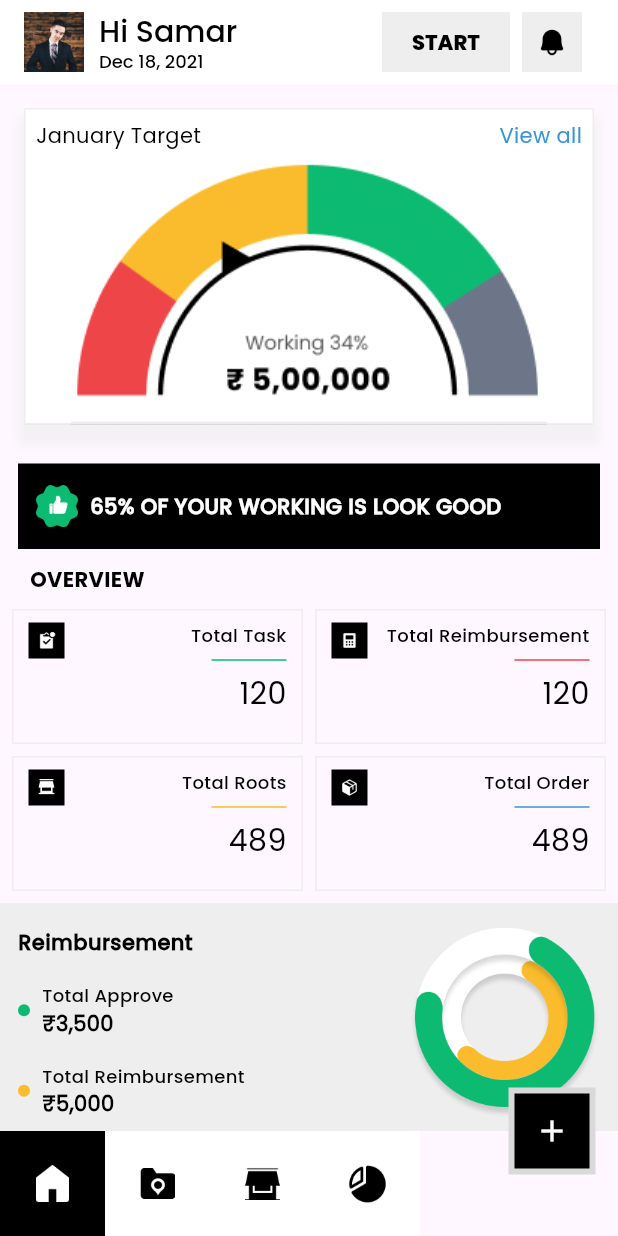
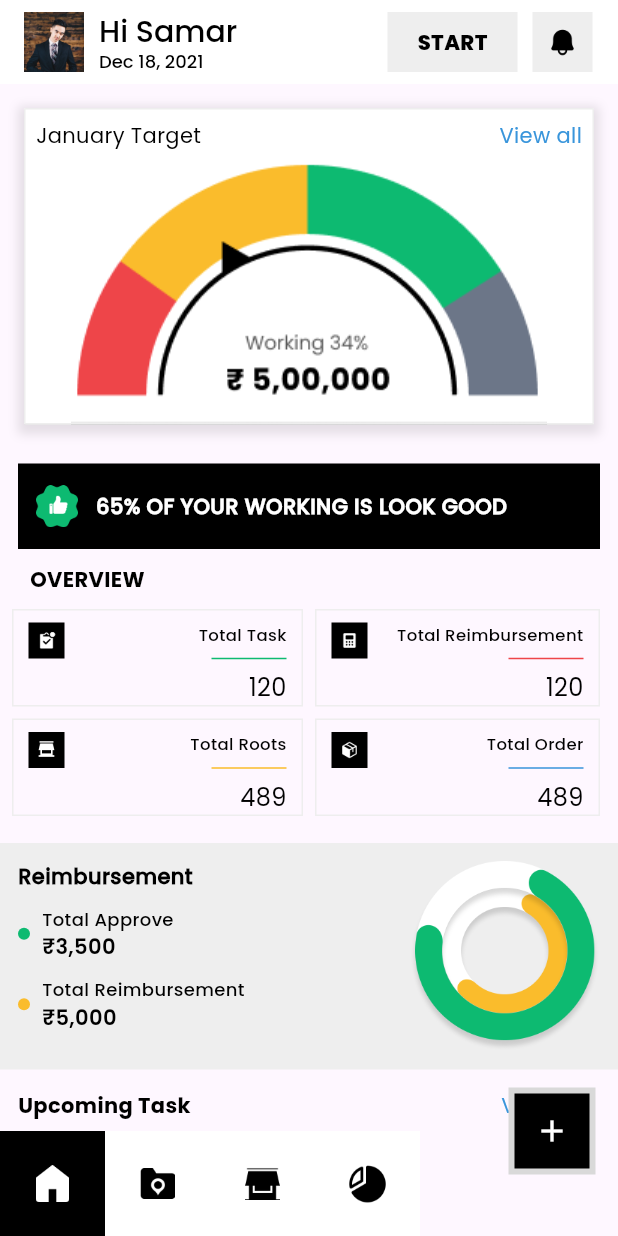
Before and after one commit to stellarboymihir/colorsoul, a Flutter app: the Dashboard screen opened by its route, on a phone screen of 412 x 824 dp. Run offline on Flutter 3.47's test engine with Material 3 defaults, Android fonts, the phone set to English and light mode, and no system bars; drawn by our look-alikes of flutter_speed_dial; our stand-ins replace dropdown_button2, image_picker, pin_input_text_field.

Commit message:
Till Monday

```diff
--- a/lib/dashboard/dashboard.dart
+++ b/lib/dashboard/dashboard.dart
@@ -20,7 +20,7 @@ class _DashboardState extends State<Dashboard> {
   int currIndex = 0;
 
   List<Widget> pages = [
-    Home(),
+    const Home(),
     const ServicePage(),
     const Distributor(),
     const Reimbursement(),
--- a/lib/dashboard/home/home.dart
+++ b/lib/dashboard/home/home.dart
@@ -42,7 +42,9 @@ class _HomeState extends State<Home> {
                 ),
               ],
             ),
-            const Spacer(),
+          ],
+        ),
+        actions: [
           InkWell(
             onTap: () {
               Navigator.pushNamed(context, attendanceRoute);
@@ -50,8 +52,7 @@ class _HomeState extends State<Home> {
             child: Container(
               height: 40,
               color: MyColor.grey,
-                padding:
-                    const EdgeInsets.symmetric(horizontal: 20, vertical: 10),
+              padding: const EdgeInsets.symmetric(horizontal: 20, vertical: 10),
               child: Center(
                 child: Text(
                   'START',
@@ -70,7 +71,7 @@ class _HomeState extends State<Home> {
             child: Container(
               height: 40,
               color: MyColor.grey,
-                margin: const EdgeInsets.all(8.0),
+              margin: const EdgeInsets.only(right: 17, left: 10),
               padding: const EdgeInsets.all(10),
               child: Image.asset(
                 'assets/icons/bell.png',
@@ -81,92 +82,23 @@ class _HomeState extends State<Home> {
           ),
         ],
       ),
-      ),
       body: SafeArea(
         child: SingleChildScrollView(
           child: Column(
             crossAxisAlignment: CrossAxisAlignment.start,
             children: [
-              // Top Bar
-              // Row(
-              //   children: [
-              //     Padding(
-              //       padding: const EdgeInsets.symmetric(
-              //           horizontal: 12.0, vertical: 10),
-              //       child: Image.asset(
-              //         'assets/images/samar.png',
-              //         width: 40,
-              //         height: 40,
-              //       ),
-              //     ),
-              //     const Column(
-              //       crossAxisAlignment: CrossAxisAlignment.start,
-              //       children: [
-              //         Text(
-              //           'Hi Samar',
-              //           textAlign: TextAlign.start,
-              //           style: MyStyle.tx20b,
-              //         ),
-              //         Text(
-              //           'Dec 18, 2021',
-              //           textAlign: TextAlign.start,
-              //           style: MyStyle.tx12b,
-              //         ),
-              //       ],
-              //     ),
-              //     const Spacer(),
-              //     InkWell(
-              //       onTap: () {
-              //         Navigator.pushNamed(context, attendanceRoute);
-              //       },
-              //       child: Container(
-              //         height: 40,
-              //         color: MyColor.grey,
-              //         padding: const EdgeInsets.symmetric(
-              //             horizontal: 20, vertical: 10),
-              //         child: Center(
-              //           child: Text(
-              //             'START',
-              //             style: MyStyle.tx14b.copyWith(
-              //               fontWeight: FontWeight.w700,
-              //               fontFamily: 'Poppins-ExtraBold',
-              //             ),
-              //           ),
-              //         ),
-              //       ),
-              //     ),
-              //     InkWell(
-              //       onTap: () {
-              //         Navigator.pushNamed(context, notificationRoute);
-              //       },
-              //       child: Container(
-              //         height: 40,
-              //         color: MyColor.grey,
-              //         margin: const EdgeInsets.all(8.0),
-              //         padding: const EdgeInsets.all(10),
-              //         child: Image.asset(
-              //           'assets/icons/bell.png',
-              //           height: 20,
-              //           width: 20,
-              //         ),
-              //       ),
-              //     ),
-              //   ],
-              // ),
-
               //  Middle layer
-              Padding(
-                padding: const EdgeInsets.all(12.0),
-                child: Container(
+              Container(
+                margin: const EdgeInsets.all(12.0),
                 decoration: BoxDecoration(
                   boxShadow: [
                     BoxShadow(
-                        color: MyColor.grey.withOpacity(
-                            0.7), // Change this to adjust the shadow color
+                      color: MyColor.black.withOpacity(
+                          0.1), // Change this to adjust the shadow color
                       blurRadius: 5, // Change this to adjust the blur
                       spreadRadius: 0.01, // Change this to adjust the spread
-                        offset:
-                            Offset(0.0, 10), // Change this to adjust the offset
+                      offset: const Offset(
+                          0, 3), // Change this to adjust the offset
                     ),
                   ],
                 ),
@@ -207,7 +139,6 @@ class _HomeState extends State<Home> {
                   ),
                 ),
               ),
-              ),
               const SizedBox(
                 height: 10,
               ),
@@ -216,7 +147,7 @@ class _HomeState extends State<Home> {
                 height: 57,
                 width: MediaQuery.of(context).size.width,
                 margin: const EdgeInsets.symmetric(horizontal: 12),
-                padding: const EdgeInsets.symmetric(horizontal: 12),
+                padding: const EdgeInsets.only(left: 12),
                 color: MyColor.black,
                 child: Row(
                   children: [
@@ -224,12 +155,13 @@ class _HomeState extends State<Home> {
                       'assets/icons/like.png',
                       height: 28,
                       width: 28,
+                      fit: BoxFit.fill,
                     ),
                     const SizedBox(
                       width: 8,
                     ),
                     Text(
-                      '65% OF YOUR WORKING IS LOOK GOOD',
+                      ' 65% OF YOUR WORKING IS LOOK GOOD',
                       style: MyStyle.tx14w.copyWith(
                         fontWeight: FontWeight.w700,
                         fontFamily: 'Poppins-Medium',
@@ -257,7 +189,7 @@ class _HomeState extends State<Home> {
                 children: [
                   Expanded(
                     child: Container(
-                      height: 90,
+                      // height: 90,
                       width: MediaQuery.of(context).size.width,
                       margin: const EdgeInsets.only(
                           left: 8, right: 4, top: 0, bottom: 8),
@@ -295,6 +227,7 @@ class _HomeState extends State<Home> {
                                 Text(
                                   'Total Task',
                                   style: MyStyle.tx12b.copyWith(
+                                    fontSize: 11,
                                     fontWeight: FontWeight.w400,
                                     fontFamily: 'Poppins-Medium',
                                   ),
@@ -309,6 +242,7 @@ class _HomeState extends State<Home> {
                                 Text(
                                   '120',
                                   style: MyStyle.tx20b.copyWith(
+                                    fontSize: 16,
                                     fontWeight: FontWeight.w400,
                                     fontFamily: 'Poppins-Regular',
                                   ),
@@ -322,10 +256,10 @@ class _HomeState extends State<Home> {
                   ),
                   Expanded(
                     child: Container(
-                      height: 90,
+                      // height: 90,
                       width: MediaQuery.of(context).size.width,
                       margin: const EdgeInsets.only(
-                          left: 4, right: 8, top: 0, bottom: 8),
+                          left: 4, right: 12, top: 0, bottom: 8),
                       padding: const EdgeInsets.only(
                           left: 10, right: 10, top: 8, bottom: 0),
                       decoration: BoxDecoration(
@@ -362,7 +296,7 @@ class _HomeState extends State<Home> {
                                   textAlign: TextAlign.end,
                                   style: MyStyle.tx12b.copyWith(
                                     fontWeight: FontWeight.w400,
-                                    fontSize: 12,
+                                    fontSize: 11,
                                     fontFamily: 'Poppins-Medium',
                                   ),
                                 ),
@@ -376,6 +310,7 @@ class _HomeState extends State<Home> {
                                 Text(
                                   '120',
                                   style: MyStyle.tx20b.copyWith(
+                                    fontSize: 16,
                                     fontWeight: FontWeight.w400,
                                     fontFamily: 'Poppins-Regular',
                                   ),
@@ -395,7 +330,7 @@ class _HomeState extends State<Home> {
                 children: [
                   Expanded(
                     child: Container(
-                      height: 90,
+                      // height: 90,
                       width: MediaQuery.of(context).size.width,
                       margin: const EdgeInsets.only(
                           left: 8, right: 4, top: 0, bottom: 8),
@@ -433,6 +368,7 @@ class _HomeState extends State<Home> {
                                 Text(
                                   'Total Roots',
                                   style: MyStyle.tx12b.copyWith(
+                                    fontSize: 11,
                                     fontWeight: FontWeight.w400,
                                     fontFamily: 'Poppins-Medium',
                                   ),
@@ -447,6 +383,7 @@ class _HomeState extends State<Home> {
                                 Text(
                                   '489',
                                   style: MyStyle.tx20b.copyWith(
+                                    fontSize: 16,
                                     fontWeight: FontWeight.w400,
                                     fontFamily: 'Poppins-Regular',
                                   ),
@@ -460,10 +397,10 @@ class _HomeState extends State<Home> {
                   ),
                   Expanded(
                     child: Container(
-                      height: 90,
+                      // height: 90,
                       width: MediaQuery.of(context).size.width,
                       margin: const EdgeInsets.only(
-                          left: 4, right: 8, top: 0, bottom: 8),
+                          left: 4, right: 12, top: 0, bottom: 8),
                       padding: const EdgeInsets.only(
                           left: 10, right: 10, top: 8, bottom: 0),
                       decoration: BoxDecoration(
@@ -499,7 +436,7 @@ class _HomeState extends State<Home> {
                                   'Total Order',
                                   style: MyStyle.tx12b.copyWith(
                                     fontWeight: FontWeight.w400,
-                                    fontSize: 12,
+                                    fontSize: 11,
                                     fontFamily: 'Poppins-Medium',
                                   ),
                                 ),
@@ -513,6 +450,7 @@ class _HomeState extends State<Home> {
                                 Text(
                                   '489',
                                   style: MyStyle.tx20b.copyWith(
+                                    fontSize: 16,
                                     fontWeight: FontWeight.w400,
                                     fontFamily: 'Poppins-Regular',
                                   ),
@@ -527,20 +465,22 @@ class _HomeState extends State<Home> {
                 ],
               ),
 
+              //
+              const SizedBox(
+                height: 10,
+              ),
               //   Reimbursement
               Container(
-                height: 160,
-                width: MediaQuery.of(context).size.width,
+                // width: MediaQuery.of(context).size.width,
                 color: MyColor.grey,
-                child: Padding(
-                  padding:
-                      const EdgeInsets.symmetric(horizontal: 12.0, vertical: 8),
+                padding: const EdgeInsets.all(12),
                 child: Row(
                   mainAxisAlignment: MainAxisAlignment.spaceBetween,
+                  crossAxisAlignment: CrossAxisAlignment.start,
                   children: [
+                    //  Reimbursement
                     Column(
                       crossAxisAlignment: CrossAxisAlignment.start,
-                        mainAxisAlignment: MainAxisAlignment.spaceAround,
                       children: [
                         Text(
                           'Reimbursement',
@@ -550,11 +490,15 @@ class _HomeState extends State<Home> {
                             fontFamily: 'Poppins-Medium',
                           ),
                         ),
+                        SizedBox(
+                          height: 10,
+                        ),
                         Row(
                           children: [
                             Container(
                               height: 8,
                               width: 8,
+                              padding: EdgeInsets.all(12),
                               decoration: const BoxDecoration(
                                 shape: BoxShape.circle,
                                 color: MyColor.green,
@@ -576,17 +520,22 @@ class _HomeState extends State<Home> {
                                   '₹3,500',
                                   style: MyStyle.tx14b.copyWith(
                                     fontWeight: FontWeight.w700,
+                                    fontFamily: 'Poppins-SemiBold',
                                   ),
                                 ),
                               ],
                             ),
                           ],
                         ),
+                        SizedBox(
+                          height: 10,
+                        ),
                         Row(
                           children: [
                             Container(
                               height: 8,
                               width: 8,
+                              padding: EdgeInsets.all(12),
                               decoration: const BoxDecoration(
                                 shape: BoxShape.circle,
                                 color: MyColor.yellow,
@@ -608,6 +557,7 @@ class _HomeState extends State<Home> {
                                   '₹5,000',
                                   style: MyStyle.tx14b.copyWith(
                                     fontWeight: FontWeight.w700,
+                                    fontFamily: 'Poppins-SemiBold',
                                   ),
                                 ),
                               ],
@@ -616,6 +566,8 @@ class _HomeState extends State<Home> {
                         ),
                       ],
                     ),
+
+                    // Image
                     Image.asset(
                       'assets/images/circle.png',
                       height: 127,
@@ -624,12 +576,11 @@ class _HomeState extends State<Home> {
                   ],
                 ),
               ),
-              ),
 
               //   Upcoming Task
               Padding(
                 padding:
-                    const EdgeInsets.symmetric(horizontal: 10.0, vertical: 10),
+                    const EdgeInsets.symmetric(horizontal: 12.0, vertical: 0),
                 child: Row(
                   mainAxisAlignment: MainAxisAlignment.spaceBetween,
                   children: [
@@ -637,7 +588,7 @@ class _HomeState extends State<Home> {
                       'Upcoming Task',
                       style: MyStyle.tx14b.copyWith(
                         fontWeight: FontWeight.w700,
-                        fontFamily: 'Poppins-SemiBold',
+                        fontFamily: 'Poppins-Bold',
                       ),
                     ),
                     TextButton(
@@ -672,7 +623,7 @@ class _HomeState extends State<Home> {
                             width: 2,
                           ),
                         ),
-                        padding: const EdgeInsets.all(8.0),
+                        padding: const EdgeInsets.all(6.0),
                         margin: const EdgeInsets.symmetric(
                             horizontal: 8, vertical: 6),
                         child: Row(
@@ -684,8 +635,9 @@ class _HomeState extends State<Home> {
                               padding: const EdgeInsets.all(6),
                               child: Image.asset(
                                 'assets/icons/pad.png',
-                                height: 32,
-                                width: 32,
+                                height: 24,
+                                width: 24,
+                                fit: BoxFit.fill,
                               ),
                             ),
                             const SizedBox(
```
Also changed, not shown: lib/authentication/register/forgotOTPPass.dart (+34 -33 lines), lib/authentication/register/forgotPass.dart (+27 -22 lines), lib/authentication/register/otpVerify.dart (+25 -29 lines), lib/authentication/register/pin.dart (+32 -27 lines), lib/authentication/register/resetPass.dart (+29 -58 lines), lib/authentication/register/signInPage.dart (+28 -28 lines), lib/authentication/register/successPage.dart (+24 -24 lines), lib/authentication/register/welcome.dart (+27 -29 lines), lib/authentication/starter/starter.dart (+11 -13 lines). Lines whose indentation alone changed are shown as unchanged.
